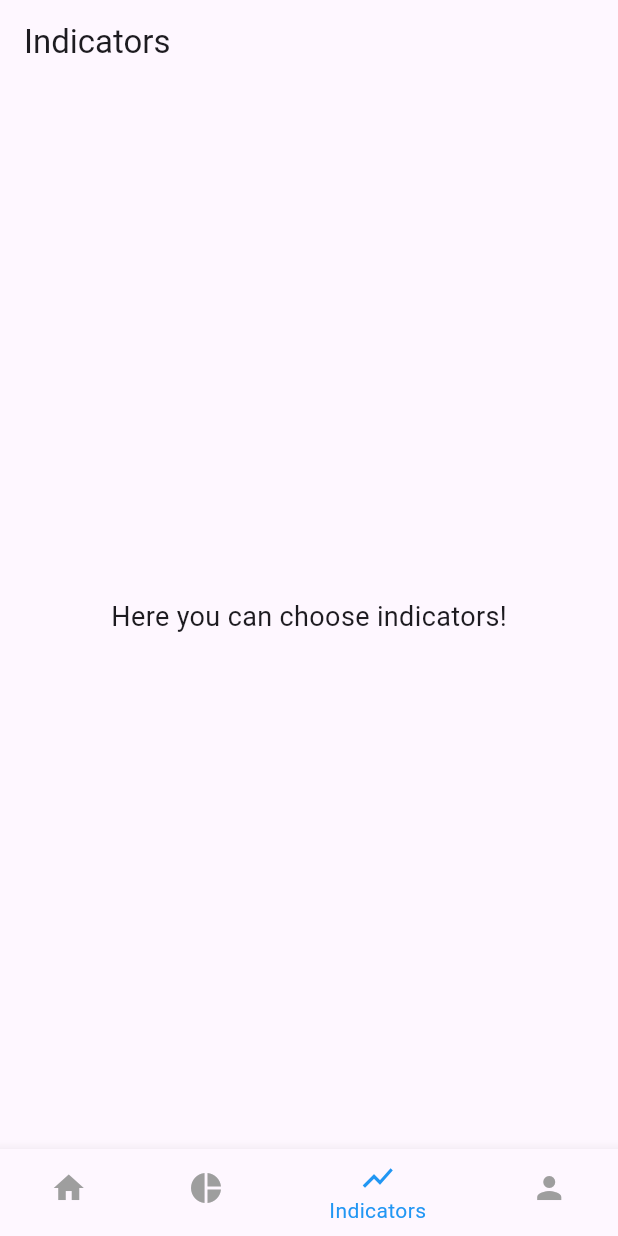
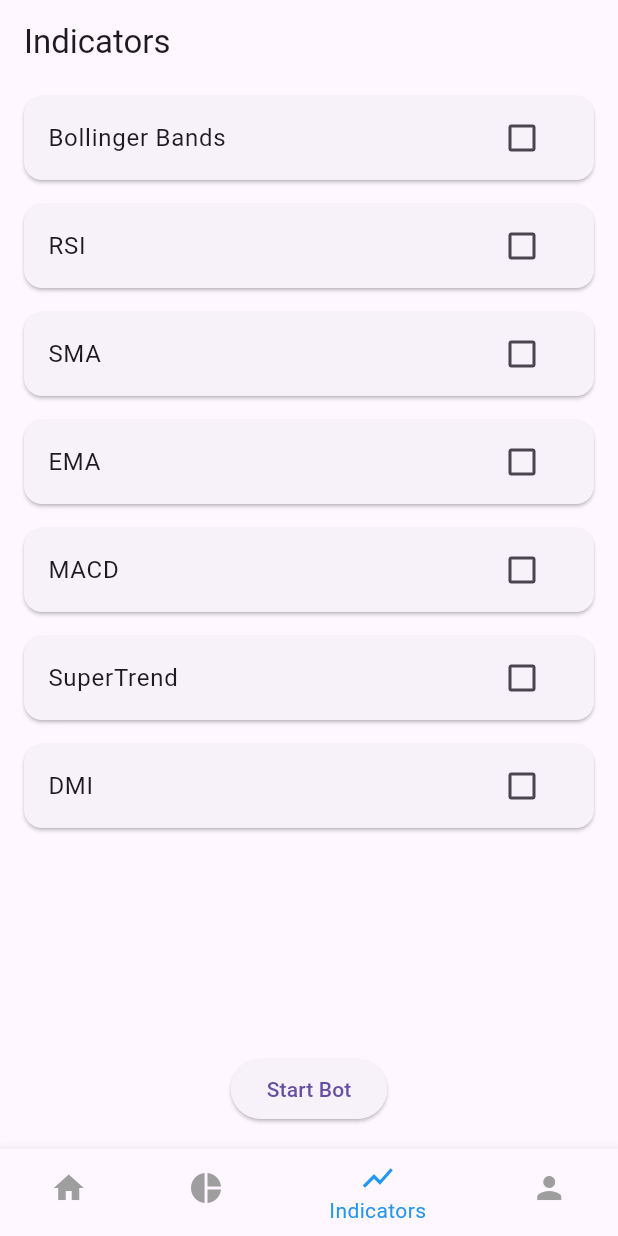
Before and after one commit to zmzmstz/tradingBot, a Flutter app: the screen it shows after launch, item 3 of the bottom bar chosen, on a phone screen of 412 x 824 dp. Run offline on Flutter 3.47's test engine with Material 3 defaults, Android fonts, the phone set to English and light mode, and no system bars; our stand-ins replace fl_chart, flutter_bloc, flutter_dotenv; accounts and stored records are empty; network calls fail.

Commit message:
bot_repository.dart, bot_detail_page.dart, indicator_screen.dart added

```diff
--- a/trade_bot_app/lib/repositories/user_repository.dart
+++ b/trade_bot_app/lib/repositories/user_repository.dart
@@ -1,4 +1,4 @@
-import '../data/users.dart'; // users.dart dosyasını import edin
+import '../data/users.dart'; // Statik kullanıcı verilerini içe aktarın
 import '../models/user_model.dart';
 
 class UserRepository {
@@ -64,7 +64,7 @@ class UserRepository {
     required String symbol,
     required double amount,
     required String action,
-    required double currentPrice, // Fiyat artık parametre olarak geliyor
+    required double currentPrice,
   }) async {
     final usersList = await _readUsers();
     final userIndex =
--- a/trade_bot_app/lib/screens/indicators/indicator_screen.dart
+++ b/trade_bot_app/lib/screens/indicators/indicator_screen.dart
@@ -1,18 +1,98 @@
 import 'package:flutter/material.dart';
+import '../../repositories/bot_repository.dart';
+import '../bot/bot_detail_page.dart';
 
-class IndicatorScreen extends StatelessWidget {
+class IndicatorScreen extends StatefulWidget {
+  final BotRepository botRepository;
+  final String username;
+
+  IndicatorScreen({required this.botRepository, required this.username});
+
   @override
-  Widget build(BuildContext context) {
-    return Scaffold(
-      appBar: AppBar(
-        title: Text('Indicators'),
-      ),
-      body: Center(
-        child: Text(
-          'Here you can choose indicators!',
-          style: TextStyle(fontSize: 18),
+  _IndicatorScreenState createState() => _IndicatorScreenState();
+}
+
+class _IndicatorScreenState extends State<IndicatorScreen> {
+  final List<String> indicators = [
+    'Bollinger Bands',
+    'RSI',
+    'SMA',
+    'EMA',
+    'MACD',
+    'SuperTrend',
+    'DMI',
+  ];
+
+  final Set<String> selectedIndicators = {};
+  bool isBotRunning = false;
+
+  void _startBot() async {
+    if (selectedIndicators.isEmpty) {
+      ScaffoldMessenger.of(context).showSnackBar(
+        SnackBar(content: Text('Please select at least one indicator.')),
+      );
+      return;
+    }
+
+    widget.botRepository.setIndicators(selectedIndicators.toList());
+    setState(() {
+      isBotRunning = true;
+    });
+
+    Navigator.push(
+      context,
+      MaterialPageRoute(
+        builder: (context) => BotDetailPage(
+          botRepository: widget.botRepository,
+          username: widget.username,
         ),
       ),
     );
   }
+
+  @override
+  Widget build(BuildContext context) {
+    return Scaffold(
+      appBar: AppBar(title: Text('Indicators')),
+      body: Column(
+        children: [
+          Expanded(
+            child: ListView.builder(
+              itemCount: indicators.length,
+              itemBuilder: (context, index) {
+                final indicator = indicators[index];
+                final isSelected = selectedIndicators.contains(indicator);
+
+                return Card(
+                  margin: EdgeInsets.symmetric(vertical: 8, horizontal: 16),
+                  child: ListTile(
+                    title: Text(indicator),
+                    trailing: Checkbox(
+                      value: isSelected,
+                      onChanged: (value) {
+                        setState(() {
+                          if (value == true) {
+                            selectedIndicators.add(indicator);
+                          } else {
+                            selectedIndicators.remove(indicator);
+                          }
+                        });
+                      },
+                    ),
+                  ),
+                );
+              },
+            ),
+          ),
+          Padding(
+            padding: const EdgeInsets.all(16.0),
+            child: ElevatedButton(
+              onPressed: isBotRunning ? null : _startBot,
+              child: Text('Start Bot'),
+            ),
+          ),
+        ],
+      ),
+    );
+  }
 }
--- a/trade_bot_app/lib/screens/main_screen.dart
+++ b/trade_bot_app/lib/screens/main_screen.dart
@@ -1,4 +1,5 @@
 import 'package:flutter/material.dart';
+import 'package:trade_bot_app/repositories/bot_repository.dart';
 import 'package:trade_bot_app/screens/portfolio/portfolio_screen.dart';
 import 'package:trade_bot_app/screens/profile/profile_screen.dart';
 import 'indicators/indicator_screen.dart';
@@ -7,6 +8,7 @@ import '../repositories/user_repository.dart';
 
 class MainScreen extends StatefulWidget {
   final UserRepository userRepository = UserRepository();
+  final BotRepository botRepository = BotRepository();
 
   @override
   _MainScreenState createState() => _MainScreenState();
@@ -24,7 +26,7 @@ class _MainScreenState extends State<MainScreen> {
     _screens = [
       HomeScreen(onNavigateToIndicators: navigateToIndicators, username: 'testuser'),
       PortfolioScreen(userRepository: widget.userRepository, username: 'testuser',),
-      IndicatorScreen(),
+      IndicatorScreen(botRepository: widget.botRepository, username: 'testuser',),
       ProfileScreen(username: 'testuser', userRepository: widget.userRepository),
     ];
   }
```
Also changed, not shown: trade_bot_app/lib/repositories/bot_repository.dart (added, +410 -0 lines), trade_bot_app/lib/screens/bot/bot_detail_page.dart (added, +122 -0 lines).
